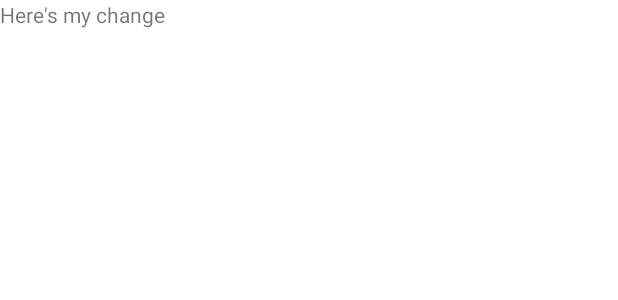
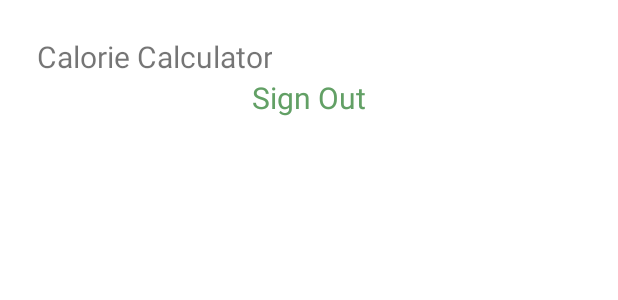
Before and after one commit to SeanAres/CS639Team1Project2021, an Android app: the layout fragment_settings.xml on its own in the app's theme, with its tools: preview values and no code run, on a phone screen of 412 x 824 dp. Shown: the top 300 px of the screen. Run offline under Robolectric (Android 15) with nearby library versions, the phone set to English and light mode, and no system bars.

Commit message:
added sign out feature

```diff
--- a/HealthyShopper/app/src/main/res/layout/fragment_settings.xml
+++ b/HealthyShopper/app/src/main/res/layout/fragment_settings.xml
@@ -1,14 +1,34 @@
 <?xml version="1.0" encoding="utf-8"?>
-<FrameLayout xmlns:android="http://schemas.android.com/apk/res/android"
-    xmlns:tools="http://schemas.android.com/tools"
+<LinearLayout xmlns:android="http://schemas.android.com/apk/res/android"
     android:layout_width="match_parent"
-    android:layout_height="match_parent"
-    tools:context=".settings">
+    android:layout_height="wrap_content"
+    android:clipChildren="false"
+    android:clipToPadding="false"
+    android:orientation="vertical"
+    android:padding="24dp"
+    android:paddingTop="16dp">
 
-    <!-- TODO: Update blank fragment layout -->
+    <LinearLayout
+        android:layout_width="match_parent"
+        android:layout_height="wrap_content"
+        android:orientation="vertical">
+
+        <TextView
+            android:layout_width="wrap_content"
+            android:layout_height="wrap_content"
+            android:text="Calorie Calculator"
+            android:textAlignment="center"
+            android:textSize="20sp"
+            android:gravity="center_horizontal" />
+    </LinearLayout>
+
     <TextView
-        android:layout_width="match_parent"
-        android:layout_height="match_parent"
-        android:text="Here's my change" />
+        android:id="@+id/signOutClick"
+        android:layout_width="wrap_content"
+        android:layout_height="wrap_content"
+        android:layout_gravity="center"
+        android:textColor="@color/primaryDarkColor"
+        android:textSize="20sp"
+        android:text="@string/sign_out" />
 
-</FrameLayout>
+</LinearLayout>
--- a/HealthyShopper/app/src/main/res/values/strings.xml
+++ b/HealthyShopper/app/src/main/res/values/strings.xml
@@ -19,5 +19,6 @@
     <string name="not_registered_yet">Not registered yet?</string>
     <string name="register">Register</string>
     <string name="already_have_an_account">Already have an account?</string>
+    <string name="sign_out">Sign Out</string>
 
 </resources>
```
Also changed, not shown: HealthyShopper/app/src/main/java/pace/cs639/healthyshopper/settings.java (+37 -29 lines).
